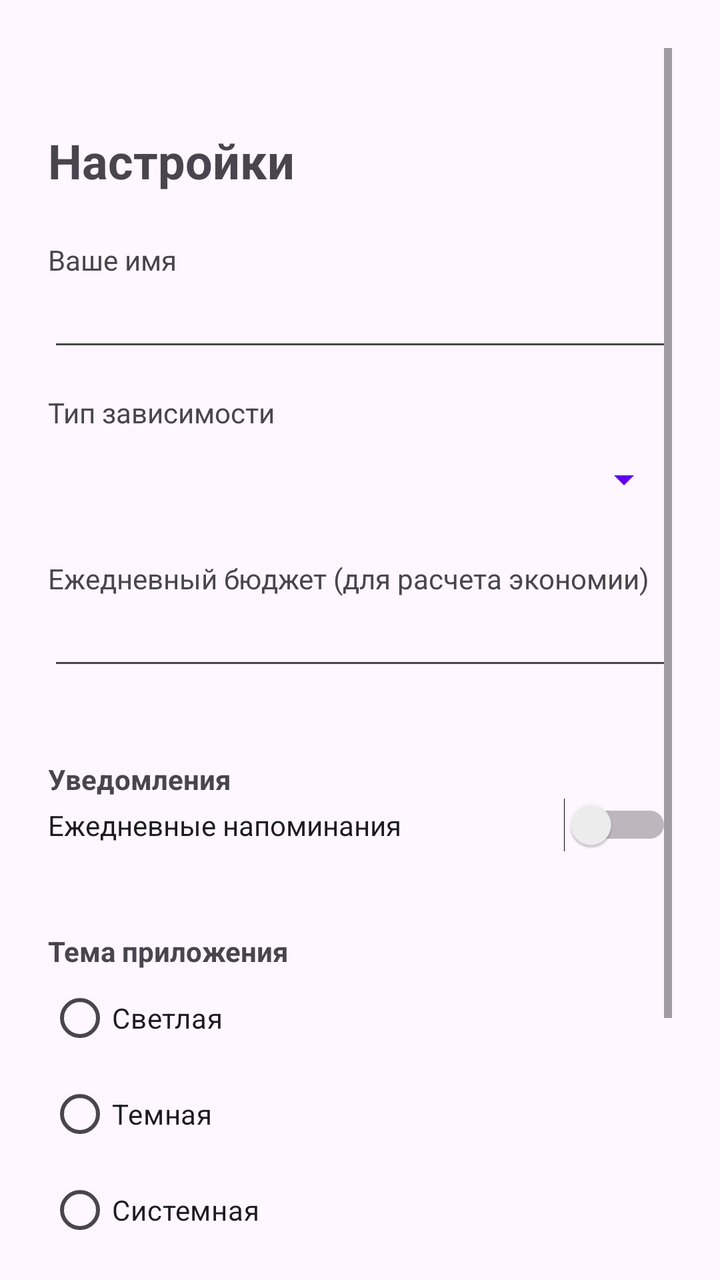
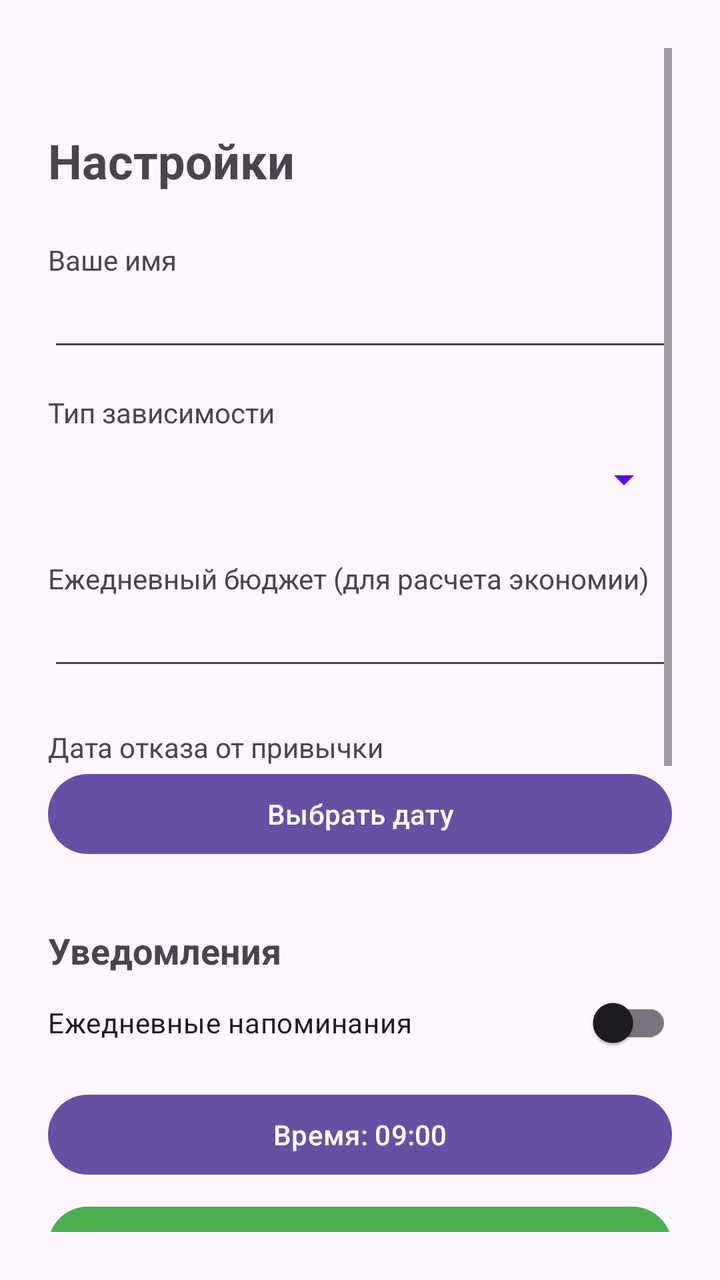

The first picture is an Android layout as it rendered before a commit; the second is the same layout after the commit. The layout source and the unified diff follow.
<!-- AndroidManifest.xml: application theme Theme.Tracker -->
<!-- res/layout/fragment_settings.xml -->
<?xml version="1.0" encoding="utf-8"?>
<ScrollView xmlns:android="http://schemas.android.com/apk/res/android"
    android:layout_width="match_parent"
    android:layout_height="match_parent"
    android:padding="24dp">

    <LinearLayout
        android:layout_width="match_parent"
        android:layout_height="wrap_content"
        android:orientation="vertical"
        android:paddingTop="40dp">

        <TextView
            android:layout_width="wrap_content"
            android:layout_height="wrap_content"
            android:text="Настройки"
            android:textSize="24sp"
            android:textStyle="bold"
            android:layout_marginBottom="24dp"/>

        <TextView
            android:layout_width="wrap_content"
            android:layout_height="wrap_content"
            android:text="Ваше имя" />
        <EditText
            android:id="@+id/etSettingsName"
            android:layout_width="match_parent"
            android:layout_height="wrap_content"
            android:inputType="textPersonName"
            android:layout_marginBottom="16dp"/>

        
        <TextView
            android:layout_width="wrap_content"
            android:layout_height="wrap_content"
            android:text="Тип зависимости" />
        <Spinner
            android:id="@+id/spinnerSettingsAddiction"
            android:layout_width="match_parent"
            android:layout_height="48dp"
            android:layout_marginBottom="16dp"
            android:backgroundTint="#6200EE"/>

        <TextView
            android:layout_width="wrap_content"
            android:layout_height="wrap_content"
            android:text="Ежедневный бюджет (для расчета экономии)" />
        <EditText
            android:id="@+id/etSettingsBudget"
            android:layout_width="match_parent"
            android:layout_height="wrap_content"
            android:inputType="numberDecimal"
            android:layout_marginBottom="24dp"/>

        <TextView
            android:layout_width="wrap_content"
            android:layout_height="wrap_content"
            android:text="Уведомления"
            android:textStyle="bold"
            android:layout_marginTop="16dp"/>
        <Switch
            android:id="@+id/switchNotifications"
            android:layout_width="match_parent"
            android:layout_height="wrap_content"
            android:text="Ежедневные напоминания"
            android:layout_marginBottom="24dp"/>

        <TextView
            android:layout_width="wrap_content"
            android:layout_height="wrap_content"
            android:text="Тема приложения"
            android:textStyle="bold"
            android:layout_marginTop="16dp"/>

        <RadioGroup
            android:id="@+id/radioGroupTheme"
            android:layout_width="match_parent"
            android:layout_height="wrap_content"
            android:layout_marginBottom="24dp">
            <RadioButton
                android:id="@+id/radioLight"
                android:layout_width="wrap_content"
                android:layout_height="wrap_content"
                android:text="Светлая" />
            <RadioButton
                android:id="@+id/radioDark"
                android:layout_width="wrap_content"
                android:layout_height="wrap_content"
                android:text="Темная" />
            <RadioButton
                android:id="@+id/radioSystem"
                android:layout_width="wrap_content"
                android:layout_height="wrap_content"
                android:text="Системная" />
        </RadioGroup>

        <Button
            android:id="@+id/btnSaveSettings"
            android:layout_width="match_parent"
            android:layout_height="wrap_content"
            android:text="Сохранить настройки" />

        
        <Button
            android:id="@+id/btnManageData"
            android:layout_width="match_parent"
            android:layout_height="wrap_content"
            android:text="Управление базой данных (Лаба 2)"
            android:layout_marginTop="32dp"
            android:backgroundTint="#FF9800"/>
    </LinearLayout>
</ScrollView>
<!-- resources referenced by this layout -->
<resources>
  <style name="Theme.Tracker" parent="Base.Theme.Tracker" />
  <style name="Base.Theme.Tracker" parent="Theme.Material3.DayNight.NoActionBar">
          
          
      </style>
</resources>

<!-- the commit's change to res/layout/fragment_settings.xml (unified diff, before → after) -->
@@ -8,7 +8,8 @@
         android:layout_width="match_parent"
         android:layout_height="wrap_content"
         android:orientation="vertical"
-        android:paddingTop="40dp">
+        android:paddingTop="40dp"
+        android:paddingBottom="40dp">
 
         <TextView
             android:layout_width="wrap_content"
@@ -29,7 +30,6 @@
             android:inputType="textPersonName"
             android:layout_marginBottom="16dp"/>
 
-        
         <TextView
             android:layout_width="wrap_content"
             android:layout_height="wrap_content"
@@ -55,28 +55,60 @@
         <TextView
             android:layout_width="wrap_content"
             android:layout_height="wrap_content"
+            android:text="Дата отказа от привычки" />
+        <Button
+            android:id="@+id/btnPickQuitDate"
+            android:layout_width="match_parent"
+            android:layout_height="wrap_content"
+            android:text="Выбрать дату"
+            android:layout_marginBottom="16dp"/>
+
+
+        
+        <TextView
+            android:layout_width="wrap_content"
+            android:layout_height="wrap_content"
             android:text="Уведомления"
             android:textStyle="bold"
+            android:textSize="18sp"
             android:layout_marginTop="16dp"/>
-        <Switch
+
+        <androidx.appcompat.widget.SwitchCompat
             android:id="@+id/switchNotifications"
             android:layout_width="match_parent"
             android:layout_height="wrap_content"
             android:text="Ежедневные напоминания"
+            android:layout_marginBottom="8dp"/>
+
+        <Button
+            android:id="@+id/btnPickTime"
+            android:layout_width="match_parent"
+            android:layout_height="wrap_content"
+            android:text="Время: 09:00"
+            android:layout_marginBottom="8dp"/>
+
+        <Button
+            android:id="@+id/btnTestNotification"
+            android:layout_width="match_parent"
+            android:layout_height="wrap_content"
+            android:text="Прислать тестовое уведомление"
+            android:backgroundTint="#4CAF50"
             android:layout_marginBottom="24dp"/>
 
+        
         <TextView
             android:layout_width="wrap_content"
             android:layout_height="wrap_content"
             android:text="Тема приложения"
             android:textStyle="bold"
+            android:textSize="18sp"
             android:layout_marginTop="16dp"/>
 
         <RadioGroup
             android:id="@+id/radioGroupTheme"
             android:layout_width="match_parent"
             android:layout_height="wrap_content"
-            android:layout_marginBottom="24dp">
+            android:layout_marginBottom="32dp">
             <RadioButton
                 android:id="@+id/radioLight"
                 android:layout_width="wrap_content"
@@ -94,6 +126,7 @@
                 android:text="Системная" />
         </RadioGroup>
 
+        
         <Button
             android:id="@+id/btnSaveSettings"
             android:layout_width="match_parent"
